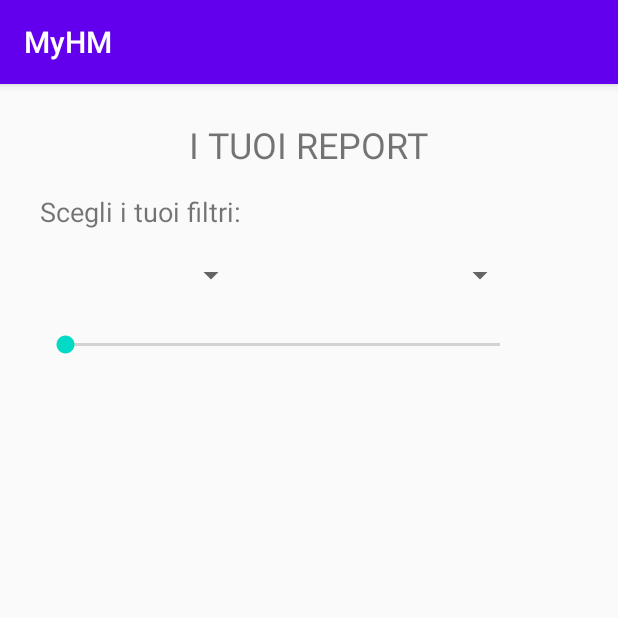
After one commit to simonettimartino/LAM, an Android app: the ReportsActivity screen opened directly, with no data from a screen before it, on a phone screen of 412 x 824 dp, the top half of it. The commit adds this screen. Run offline under Robolectric (Android 15) with nearby library versions, the phone set to English and light mode, and no system bars.

Commit message:
inizio lavoro sul filtro

```diff
--- a/MyHM/app/src/main/AndroidManifest.xml
+++ b/MyHM/app/src/main/AndroidManifest.xml
@@ -11,7 +11,8 @@
         android:roundIcon="@mipmap/ic_launcher_round"
         android:supportsRtl="true"
         android:theme="@style/AppTheme">
-        <activity android:name=".StartActivity"></activity>
+        <activity android:name=".ReportsActivity"></activity>
+        <activity android:name=".StartActivity" />
         <activity android:name=".ActivityGraficoPeso" />
         <activity
             android:name=".MainActivity"
--- /dev/null
+++ b/MyHM/app/src/main/java/com/example/myhm/ReportsActivity.java
@@ -0,0 +1,19 @@
+package com.example.myhm;
+
+import androidx.appcompat.app.AppCompatActivity;
+
+import android.os.Bundle;
+import android.widget.Spinner;
+
+public class ReportsActivity extends AppCompatActivity {
+
+    private Spinner maggiore, filtro;
+
+
+
+    @Override
+    protected void onCreate(Bundle savedInstanceState) {
+        super.onCreate(savedInstanceState);
+        setContentView(R.layout.activity_reports);
+    }
+}
--- a/MyHM/app/src/main/java/com/example/myhm/ui/main/SectionsPagerAdapter.java
+++ b/MyHM/app/src/main/java/com/example/myhm/ui/main/SectionsPagerAdapter.java
@@ -54,7 +54,7 @@ public class SectionsPagerAdapter extends FragmentPagerAdapter {
     public CharSequence getPageTitle(int position) {
         switch (position) {
             case 0:
-                return "PREFERENZE";
+                return "ME";
             case 1:
                 return "CALENDAR";
             case 2:
--- /dev/null
+++ b/MyHM/app/src/main/res/layout/activity_reports.xml
@@ -0,0 +1,75 @@
+<?xml version="1.0" encoding="utf-8"?>
+<androidx.constraintlayout.widget.ConstraintLayout xmlns:android="http://schemas.android.com/apk/res/android"
+    xmlns:app="http://schemas.android.com/apk/res-auto"
+    xmlns:tools="http://schemas.android.com/tools"
+    android:layout_width="match_parent"
+    android:layout_height="match_parent"
+    tools:context=".ReportsActivity">
+
+    <TextView
+        android:id="@+id/textView13"
+        android:layout_width="wrap_content"
+        android:layout_height="wrap_content"
+        android:layout_marginTop="24dp"
+        android:text="I TUOI REPORT"
+        android:textSize="24sp"
+        app:layout_constraintEnd_toEndOf="parent"
+        app:layout_constraintHorizontal_bias="0.498"
+        app:layout_constraintStart_toStartOf="parent"
+        app:layout_constraintTop_toTopOf="parent" />
+
+    <TextView
+        android:id="@+id/textView16"
+        android:layout_width="wrap_content"
+        android:layout_height="wrap_content"
+        android:layout_marginStart="8dp"
+        android:layout_marginTop="16dp"
+        android:text="Scegli i tuoi filtri:"
+        android:textSize="18sp"
+        app:layout_constraintEnd_toEndOf="parent"
+        app:layout_constraintHorizontal_bias="0.069"
+        app:layout_constraintStart_toStartOf="parent"
+        app:layout_constraintTop_toBottomOf="@+id/textView13" />
+
+    <Spinner
+        android:id="@+id/spinnerFiltro"
+        android:layout_width="137dp"
+        android:layout_height="28dp"
+        android:layout_marginStart="8dp"
+        android:layout_marginTop="16dp"
+        app:layout_constraintEnd_toStartOf="@+id/spinnerMaggiore"
+        app:layout_constraintHorizontal_bias="0.226"
+        app:layout_constraintStart_toStartOf="parent"
+        app:layout_constraintTop_toBottomOf="@+id/textView16"
+        tools:ignore="MissingConstraints" />
+
+    <Spinner
+        android:id="@+id/spinnerMaggiore"
+        android:layout_width="114dp"
+        android:layout_height="28dp"
+        android:layout_marginTop="16dp"
+        android:layout_marginEnd="68dp"
+        app:layout_constraintEnd_toEndOf="parent"
+        app:layout_constraintTop_toBottomOf="@+id/textView16" />
+
+    <SeekBar
+        android:id="@+id/seekBar"
+        android:layout_width="322dp"
+        android:layout_height="33dp"
+        android:layout_marginTop="16dp"
+        app:layout_constraintEnd_toEndOf="parent"
+        app:layout_constraintHorizontal_bias="0.303"
+        app:layout_constraintStart_toStartOf="parent"
+        app:layout_constraintTop_toBottomOf="@+id/spinnerFiltro" />
+
+    <androidx.recyclerview.widget.RecyclerView
+        android:id="@+id/RV"
+        android:layout_width="379dp"
+        android:layout_height="400dp"
+        app:layout_constraintBottom_toBottomOf="parent"
+        app:layout_constraintEnd_toEndOf="parent"
+        app:layout_constraintStart_toStartOf="parent"
+        app:layout_constraintTop_toBottomOf="@+id/seekBar"
+        app:layout_constraintVertical_bias="0.714" />
+
+</androidx.constraintlayout.widget.ConstraintLayout>
--- a/MyHM/app/src/main/res/layout/fragment_2recycle.xml
+++ b/MyHM/app/src/main/res/layout/fragment_2recycle.xml
@@ -6,9 +6,8 @@
     tools:context=".Home">
 
     <RelativeLayout
-        android:layout_width="395dp"
+        android:layout_width="match_parent"
         android:layout_height="match_parent"
-        android:layout_margin="5dp"
         android:background="@android:color/holo_blue_light">
 
         <TextView
--- a/MyHM/app/src/main/res/layout/fragment_grafici.xml
+++ b/MyHM/app/src/main/res/layout/fragment_grafici.xml
@@ -5,7 +5,6 @@
     android:layout_width="match_parent"
     android:layout_height="match_parent"
     xmlns:tools="http://schemas.android.com/tools"
-    android:background="@android:color/holo_blue_light"
     android:layout_gravity="center"
     android:orientation="vertical"
     tools:context=".Grafici">
--- a/MyHM/app/src/main/res/values/strings.xml
+++ b/MyHM/app/src/main/res/values/strings.xml
@@ -18,4 +18,9 @@
         <item>glicemia</item>
     </string-array>
 
+    <string-array name="maggiore">
+        <item>maggiore</item>
+        <item>minore</item>
+    </string-array>
+
 </resources>
```
Also changed, not shown: MyHM/app/src/main/java/com/example/myhm/MainActivity.java (+34 -0 lines), MyHM/app/src/main/java/com/example/myhm/MyData.java (+9 -1 lines), MyHM/app/src/main/java/com/example/myhm/NotificationBrodcastReciver.java (added, +106 -0 lines), MyHM/app/src/main/res/layout/activity_start.xml (+6 -1 lines), MyHM/app/src/main/res/layout/fragment_mydata.xml (+28 -25 lines).
